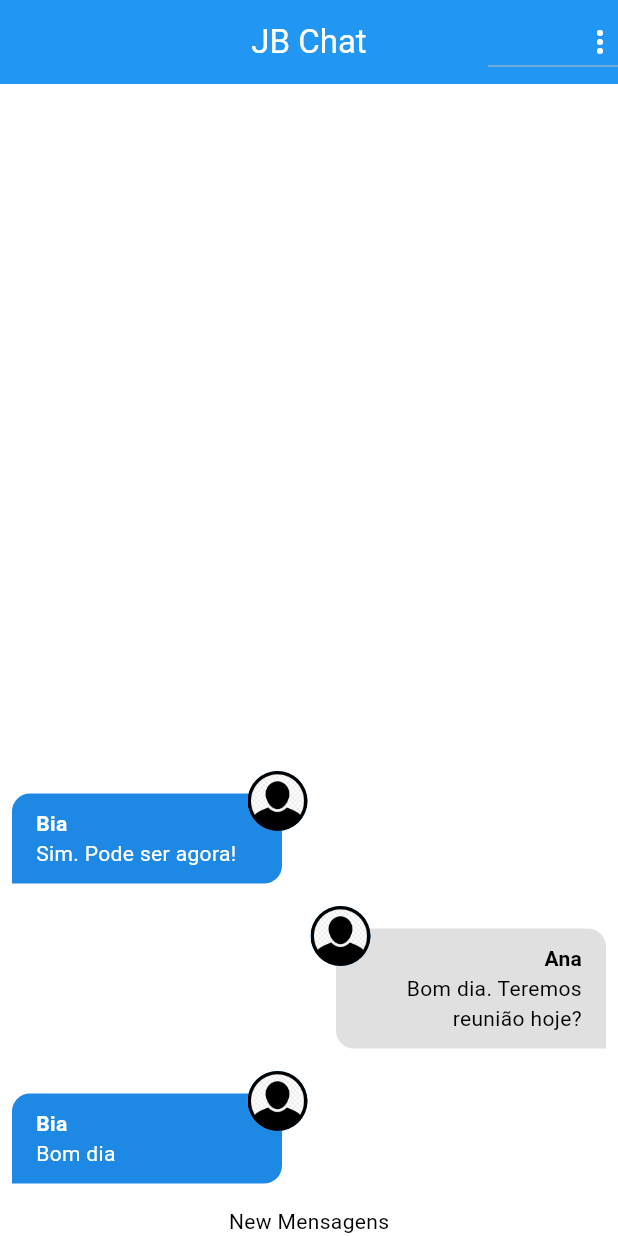
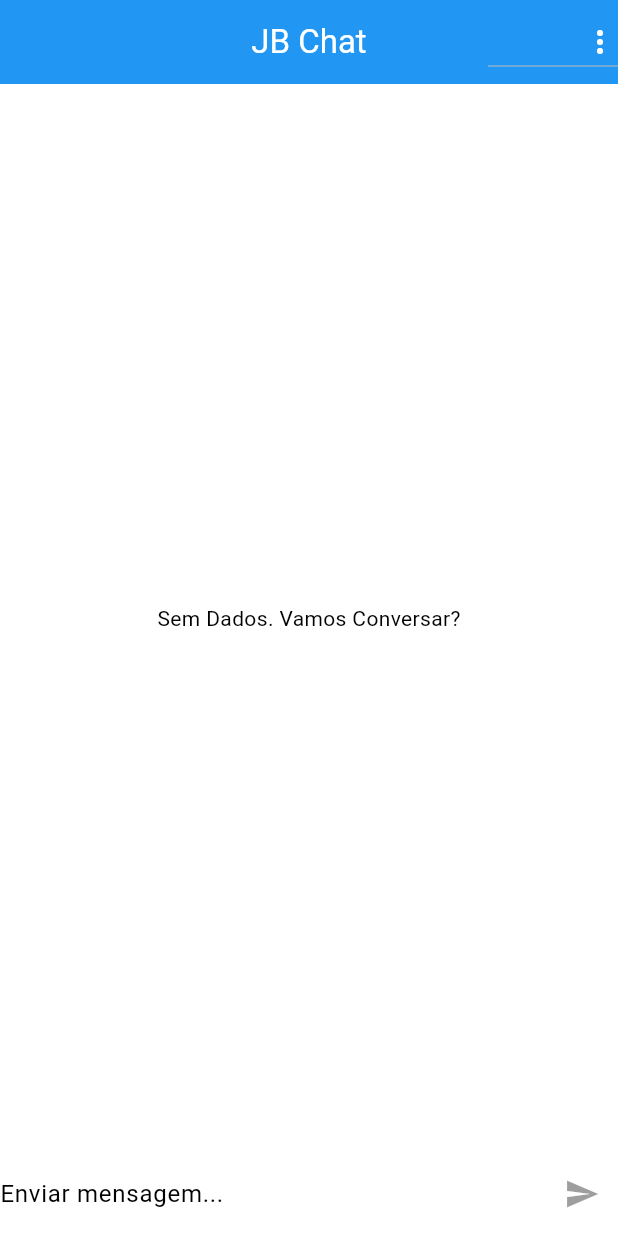
Before and after one commit to AmilcarPBJ/chat-app, a Flutter app: the screen it shows after launch, on a phone screen of 412 x 824 dp. Run offline on Flutter 3.47's test engine with Material 3 defaults, Android fonts, the phone set to English and light mode, and no system bars; our stand-ins replace image_picker; accounts and stored records are empty.

Commit message:
Implementação do componente de novas mensagens

```diff
--- a/lib/components/auth_form.dart
+++ b/lib/components/auth_form.dart
@@ -102,7 +102,7 @@ class _AuthFormState extends State<AuthForm> {
                 ElevatedButton(
                   style: const ButtonStyle(
                       backgroundColor:
-                          WidgetStatePropertyAll(Colors.deepPurple),
+                          WidgetStatePropertyAll(Colors.blue),
                       foregroundColor: WidgetStatePropertyAll(Colors.white)),
                   onPressed: _submit,
                   child: Text(
--- /dev/null
+++ b/lib/components/new_message.dart
@@ -0,0 +1,50 @@
+import 'package:chat_app/core/services/auth/auth_service.dart';
+import 'package:chat_app/core/services/chat/chat_service.dart';
+import 'package:flutter/material.dart';
+
+class NewMessage extends StatefulWidget {
+  const NewMessage({super.key});
+
+  @override
+  State<NewMessage> createState() => _NewMessageState();
+}
+
+class _NewMessageState extends State<NewMessage> {
+  String _message = '';
+  final _messageController = TextEditingController();
+
+  Future<void> _sendMessage() async {
+    final user = AuthService().currentUser;
+
+    if (user != null) {
+      await ChatService().save(_message, user);
+      _messageController.clear();
+    }
+  }
+
+  @override
+  Widget build(BuildContext context) {
+    return Row(
+      children: [
+        Expanded(
+          child: TextField(
+            controller: _messageController,
+            onChanged: (msg) => setState(() => _message = msg),
+            decoration: const InputDecoration(
+              labelText: 'Enviar mensagem...',
+            ),
+            onSubmitted: (_) {
+              if (_message.trim().isNotEmpty) {
+                _sendMessage();
+              }
+            },
+          ),
+        ),
+        IconButton(
+          onPressed: _message.trim().isEmpty ? null : _sendMessage,
+          icon: const Icon(Icons.send),
+        ),
+      ],
+    );
+  }
+}
--- a/lib/components/new_messages.dart
+++ /dev/null
@@ -1,12 +0,0 @@
-import 'package:flutter/material.dart';
-
-class NewMessages extends StatelessWidget {
-  const NewMessages({super.key});
-
-  @override
-  Widget build(BuildContext context) {
-    return const Center(
-      child: Text('New Mensagens'),
-    );
-  }
-}
--- a/lib/core/services/chat/chat_mock_service.dart
+++ b/lib/core/services/chat/chat_mock_service.dart
@@ -6,32 +6,8 @@ import 'package:chat_app/core/models/chat_user.dart';
 import 'package:chat_app/core/services/chat/chat_service.dart';
 
 class ChatMockService implements ChatService {
-  static final List<ChatMessage> _msgs = [
-    ChatMessage(
-      id: '1',
-      text: 'Bom dia',
-      createdAt: DateTime.now(),
-      userId: '123',
-      userName: 'Bia',
-      userImageURL: 'assets/images/avatar.png',
-    ),
-    ChatMessage(
-      id: '2',
-      text: 'Bom dia. Teremos reunião hoje?',
-      createdAt: DateTime.now(),
-      userId: '456',
-      userName: 'Ana',
-      userImageURL: 'assets/images/avatar.png',
-    ),
-    ChatMessage(
-      id: '3',
-      text: 'Sim. Pode ser agora!',
-      createdAt: DateTime.now(),
-      userId: '123',
-      userName: 'Bia',
-      userImageURL: 'assets/images/avatar.png',
-    ),
-  ];
+  static final List<ChatMessage> _msgs = [];
+
   static MultiStreamController<List<ChatMessage>>? _controller;
   static final _msgsStream = Stream<List<ChatMessage>>.multi((controller) {
     _controller = controller;
@@ -55,7 +31,7 @@ class ChatMockService implements ChatService {
     );
 
     _msgs.add(newMessage);
-    _controller?.add(_msgs);
+    _controller?.add(_msgs.reversed.toList());
     return newMessage;
   }
 }
--- a/lib/pages/chat_page.dart
+++ b/lib/pages/chat_page.dart
@@ -1,5 +1,5 @@
 import 'package:chat_app/components/messages.dart';
-import 'package:chat_app/components/new_messages.dart';
+import 'package:chat_app/components/new_message.dart';
 import 'package:chat_app/core/services/auth/auth_service.dart';
 import 'package:flutter/material.dart';
 
@@ -51,7 +51,7 @@ class ChatPage extends StatelessWidget {
         child: Column(
           children: [
             Expanded(child: Messages()),
-            NewMessages(),
+            NewMessage(),
           ],
         ),
       ),
```
